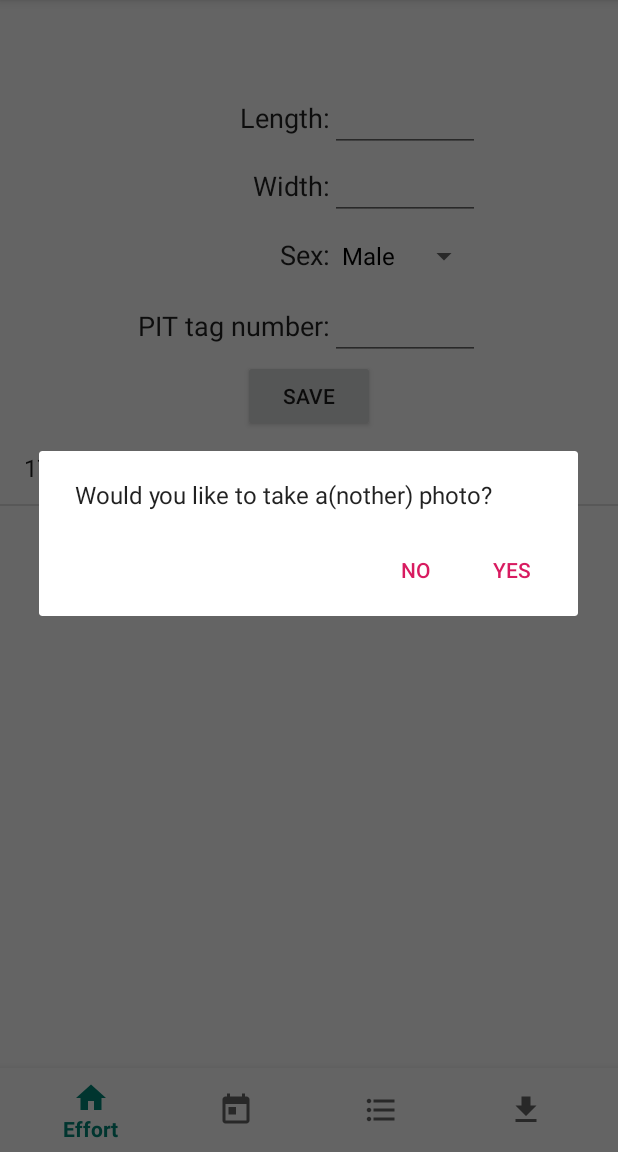
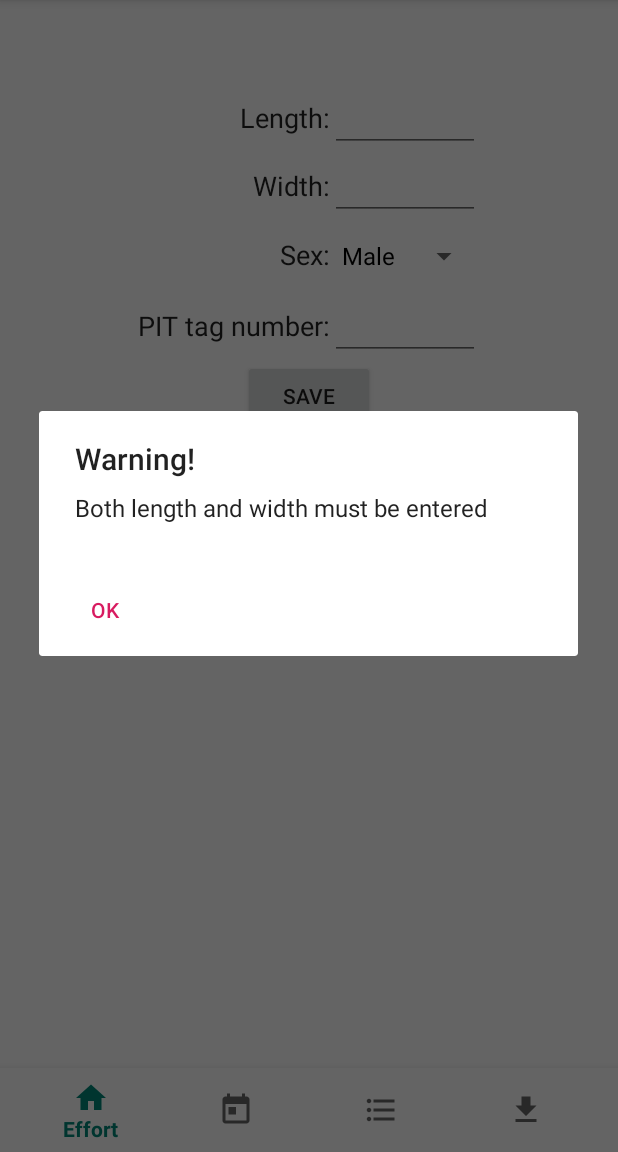
Before and after one commit to StAResComp/Skate, an Android app: the FlapperSkateFragment screen opened through its navigation route, after a tap on "SAVE", on a phone screen of 412 x 824 dp, the part 84-1236 px from its top. Run offline under Robolectric (Android 15) with nearby library versions, the phone set to English and light mode, and no system bars; our stand-ins replace Room's generated code, navigation-ui.

Commit message:
Warns about empty flapper skate fields

```diff
--- a/app/src/main/java/uk/ac/standrews/skate/ui/flapperSkate/FlapperSkateFragment.kt
+++ b/app/src/main/java/uk/ac/standrews/skate/ui/flapperSkate/FlapperSkateFragment.kt
@@ -3,6 +3,8 @@ package uk.ac.standrews.skate.ui.flapperSkate
 import android.Manifest
 import android.app.Activity
 import android.app.Activity.RESULT_OK
+import android.app.AlertDialog
+import android.content.DialogInterface
 import android.content.Intent
 import android.content.pm.PackageManager
 import android.net.Uri
@@ -52,19 +54,34 @@ class FlapperSkateFragment : Fragment(), PhotoDialogFragment.PhotoDialogListener
         saveButton = root.findViewById(R.id.save_button)
         saveButton.setOnClickListener {
             val lengthField = root.findViewById(R.id.length) as EditText
+            val widthField = root.findViewById(R.id.width) as EditText
+            if (lengthField.text.isNotBlank() && widthField.text.isNotBlank()) {
                 val length = lengthField.text.toString().toDouble()
-            val widthField = root.findViewById(R.id.width) as EditText
                 val width = widthField.text.toString().toDouble()
                 val sex = (sexSpinner.selectedItem as String)[0]
                 val tagNumField = root.findViewById(R.id.tag_num) as EditText
                 val tagNum = tagNumField.text.toString()
-            val individualDetails = flapperSkateViewModel.saveIndividual(length, width, sex, tagNum)
+                val individualDetails =
+                    flapperSkateViewModel.saveIndividual(length, width, sex, tagNum)
                 individualId = individualDetails.first
                 timestamp = individualDetails.second
                 lengthField.text.clear()
                 widthField.text.clear()
                 tagNumField.text.clear()
                 doPhotoDialog()
+            }
+            else {
+                val alertDialog = AlertDialog.Builder(this.context).create()
+                alertDialog.setTitle("Warning!")
+                alertDialog.setMessage("Both length and width must be entered")
+                alertDialog.setButton(
+                    AlertDialog.BUTTON_NEUTRAL, "OK",
+                    { dialog, which ->
+                        dialog.dismiss()
+                    }
+                )
+                alertDialog.show()
+            }
         }
         val list: ListView = root.findViewById(R.id.individuals_list)
         flapperSkateViewModel.getIndividuals().observe(this, Observer {
```
Lines whose indentation alone changed are shown as unchanged.
